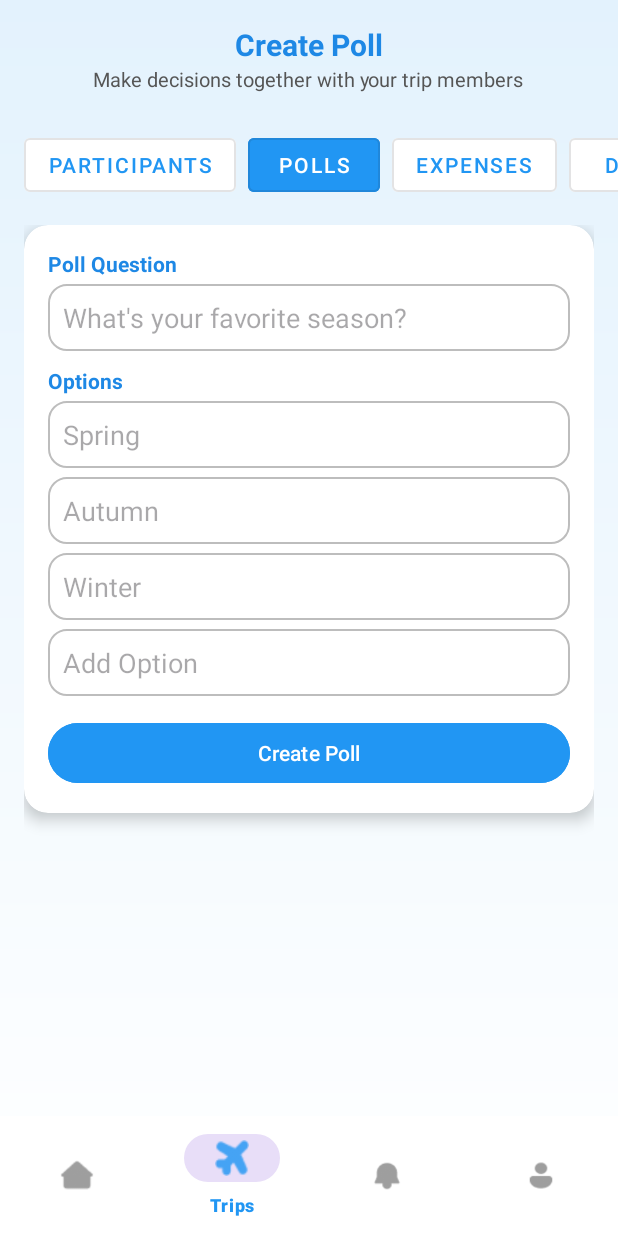
After one commit to giliannerose/TripMate, an Android app built with Jetpack Compose: the CreatePollActivity screen opened directly, with no data from a screen before it, on a phone screen of 412 x 824 dp. The commit adds this screen. Run offline under Robolectric (Android 15) with nearby library versions, the phone set to English and light mode, and no system bars.

Commit message:
added view poll

```diff
--- a/app/src/main/AndroidManifest.xml
+++ b/app/src/main/AndroidManifest.xml
@@ -27,9 +27,7 @@
         <activity android:name=".NotificationsActivity" />
         <activity android:name=".ProfileActivity" />
         <activity android:name=".ExpenseSummaryActivity" />
-
-
-
+        <activity android:name=".CreatePollActivity" />
 
 
         <activity
--- /dev/null
+++ b/app/src/main/java/com/example/tripmate/CreatePollActivity.kt
@@ -0,0 +1,60 @@
+package com.example.tripmate
+
+import android.content.Intent
+import android.os.Bundle
+import android.widget.Button
+import android.widget.Toast
+import androidx.appcompat.app.AppCompatActivity
+import com.google.android.material.bottomnavigation.BottomNavigationView
+
+class CreatePollActivity : AppCompatActivity() {
+    override fun onCreate(savedInstanceState: Bundle?) {
+        super.onCreate(savedInstanceState)
+        setContentView(R.layout.activity_create_poll)
+
+        val btnCreatePoll = findViewById<Button>(R.id.btnCreatePoll)
+        val bottomNav = findViewById<BottomNavigationView>(R.id.bottomNav)
+
+        // Highlight the Trips tab
+        bottomNav.selectedItemId = R.id.nav_create
+
+        btnCreatePoll.setOnClickListener {
+            Toast.makeText(this, "Poll Created!", Toast.LENGTH_SHORT).show()
+        }
+
+        // Top Tabs navigation
+        findViewById<Button>(R.id.tabParticipants).setOnClickListener {
+            Toast.makeText(this, "Participants tab clicked", Toast.LENGTH_SHORT).show()
+        }
+
+        findViewById<Button>(R.id.tabPolls).setOnClickListener {
+            Toast.makeText(this, "You're already on Polls", Toast.LENGTH_SHORT).show()
+        }
+
+        findViewById<Button>(R.id.tabExpenses).setOnClickListener {
+            val intent = Intent(this, ExpenseSummaryActivity::class.java)
+            startActivity(intent)
+        }
+
+        findViewById<Button>(R.id.tabDocs).setOnClickListener {
+            Toast.makeText(this, "Docs tab clicked", Toast.LENGTH_SHORT).show()
+        }
+
+        findViewById<Button>(R.id.tabItinerary).setOnClickListener {
+            val intent = Intent(this, ItineraryActivity::class.java)
+            startActivity(intent)
+        }
+
+        // Bottom Navigation
+        bottomNav.setOnItemSelectedListener { item ->
+            when (item.itemId) {
+                R.id.nav_home -> startActivity(Intent(this, DashboardActivity::class.java))
+                R.id.nav_create -> startActivity(Intent(this, MyTripsActivity::class.java))
+                R.id.nav_notifications -> startActivity(Intent(this, NotificationsActivity::class.java))
+                R.id.nav_profile -> startActivity(Intent(this, ProfileActivity::class.java))
+            }
+            overridePendingTransition(0, 0)
+            true
+        }
+    }
+}
--- a/app/src/main/java/com/example/tripmate/NotificationsActivity.kt
+++ b/app/src/main/java/com/example/tripmate/NotificationsActivity.kt
@@ -19,7 +19,7 @@ class NotificationsActivity : AppCompatActivity() {
         val btnAcknowledge = findViewById<Button>(R.id.btnAcknowledge)
         val bottomNav = findViewById<BottomNavigationView>(R.id.bottomNav)
 
-        // ✅ Confirmation dialog for Accept button
+        // Confirmation dialog for Accept button
         btnAccept.setOnClickListener {
             MaterialAlertDialogBuilder(this)
                 .setTitle("Accept Invitation")
@@ -34,7 +34,7 @@ class NotificationsActivity : AppCompatActivity() {
                 .show()
         }
 
-// ✅ Confirmation dialog for Decline button
+//  Confirmation dialog for Decline button
         btnDecline.setOnClickListener {
             MaterialAlertDialogBuilder(this)
                 .setTitle("Decline Invitation")
@@ -51,7 +51,8 @@ class NotificationsActivity : AppCompatActivity() {
 
 
         btnViewPoll.setOnClickListener {
-            Toast.makeText(this, "Opening Poll...", Toast.LENGTH_SHORT).show()
+            val intent = Intent(this, CreatePollActivity::class.java)
+            startActivity(intent)
         }
 
         btnViewExpenses.setOnClickListener {
--- /dev/null
+++ b/app/src/main/res/drawable/rounded_edittext_bg.xml
@@ -0,0 +1,22 @@
+<?xml version="1.0" encoding="utf-8"?>
+<shape xmlns:android="http://schemas.android.com/apk/res/android"
+    android:shape="rectangle">
+
+    <!-- Rounded corners -->
+    <corners android:radius="12dp" />
+
+    <!-- Background color -->
+    <solid android:color="#FFFFFF" />
+
+    <!-- Soft border line -->
+    <stroke
+        android:width="1dp"
+        android:color="#BDBDBD" />
+
+    <!-- Add inner padding (optional) -->
+    <padding
+        android:left="10dp"
+        android:top="6dp"
+        android:right="10dp"
+        android:bottom="6dp" />
+</shape>
--- /dev/null
+++ b/app/src/main/res/layout/activity_create_poll.xml
@@ -0,0 +1,216 @@
+<?xml version="1.0" encoding="utf-8"?>
+<androidx.constraintlayout.widget.ConstraintLayout
+    xmlns:android="http://schemas.android.com/apk/res/android"
+    xmlns:app="http://schemas.android.com/apk/res-auto"
+    xmlns:tools="http://schemas.android.com/tools"
+    android:layout_width="match_parent"
+    android:layout_height="match_parent"
+    android:background="@drawable/bg_gradient"
+    tools:context=".CreatePollActivity">
+
+    <!-- Header -->
+    <LinearLayout
+        android:id="@+id/headerSection"
+        android:layout_width="match_parent"
+        android:layout_height="wrap_content"
+        android:orientation="vertical"
+        android:gravity="center_horizontal"
+        android:padding="16dp"
+        app:layout_constraintTop_toTopOf="parent">
+
+        <TextView
+            android:layout_width="wrap_content"
+            android:layout_height="wrap_content"
+            android:text="Create Poll"
+            android:textColor="#1E88E5"
+            android:textStyle="bold"
+            android:textSize="20sp"/>
+
+        <TextView
+            android:layout_width="wrap_content"
+            android:layout_height="wrap_content"
+            android:text="Make decisions together with your trip members"
+            android:textColor="#555555"
+            android:textSize="13sp"/>
+    </LinearLayout>
+
+    <!-- Tabs (consistent with all TripMate pages) -->
+    <HorizontalScrollView
+        android:id="@+id/tabScroll"
+        android:layout_width="match_parent"
+        android:layout_height="wrap_content"
+        android:layout_marginTop="8dp"
+        android:scrollbars="none"
+        app:layout_constraintTop_toBottomOf="@id/headerSection">
+
+        <LinearLayout
+            android:layout_width="wrap_content"
+            android:layout_height="wrap_content"
+            android:orientation="horizontal"
+            android:paddingHorizontal="16dp">
+
+            <Button
+                android:id="@+id/tabParticipants"
+                android:layout_width="wrap_content"
+                android:layout_height="wrap_content"
+                android:text="Participants"
+                style="@style/Widget.MaterialComponents.Button.OutlinedButton"
+                android:textColor="#2196F3"
+                android:backgroundTint="#FFFFFF"
+                android:layout_marginEnd="8dp"/>
+
+            <Button
+                android:id="@+id/tabPolls"
+                android:layout_width="wrap_content"
+                android:layout_height="wrap_content"
+                android:text="Polls"
+                style="@style/Widget.MaterialComponents.Button.OutlinedButton"
+                android:textColor="#FFFFFF"
+                android:backgroundTint="#2196F3"
+                android:layout_marginEnd="8dp"/>
+
+            <Button
+                android:id="@+id/tabExpenses"
+                android:layout_width="wrap_content"
+                android:layout_height="wrap_content"
+                android:text="Expenses"
+                style="@style/Widget.MaterialComponents.Button.OutlinedButton"
+                android:textColor="#2196F3"
+                android:backgroundTint="#FFFFFF"
+                android:layout_marginEnd="8dp"/>
+
+            <Button
+                android:id="@+id/tabDocs"
+                android:layout_width="wrap_content"
+                android:layout_height="wrap_content"
+                android:text="Docs"
+                style="@style/Widget.MaterialComponents.Button.OutlinedButton"
+                android:textColor="#2196F3"
+                android:backgroundTint="#FFFFFF"
+                android:layout_marginEnd="8dp"/>
+
+            <Button
+                android:id="@+id/tabItinerary"
+                android:layout_width="wrap_content"
+                android:layout_height="wrap_content"
+                android:text="Itinerary"
+                style="@style/Widget.MaterialComponents.Button.OutlinedButton"
+                android:textColor="#2196F3"
+                android:backgroundTint="#FFFFFF"/>
+        </LinearLayout>
+    </HorizontalScrollView>
+
+    <!-- Scrollable Poll Cards -->
+    <ScrollView
+        android:id="@+id/scrollPolls"
+        android:layout_width="0dp"
+        android:layout_height="0dp"
+        app:layout_constraintTop_toBottomOf="@id/tabScroll"
+        app:layout_constraintBottom_toTopOf="@id/bottomNav"
+        app:layout_constraintStart_toStartOf="parent"
+        app:layout_constraintEnd_toEndOf="parent"
+        android:padding="16dp">
+
+        <LinearLayout
+            android:layout_width="match_parent"
+            android:layout_height="wrap_content"
+            android:orientation="vertical">
+
+            <!-- Poll Card Template -->
+            <androidx.cardview.widget.CardView
+                android:layout_width="match_parent"
+                android:layout_height="wrap_content"
+                android:layout_marginBottom="16dp"
+                app:cardCornerRadius="16dp"
+                app:cardElevation="6dp"
+                android:backgroundTint="#FFFFFF">
+
+                <LinearLayout
+                    android:layout_width="match_parent"
+                    android:layout_height="wrap_content"
+                    android:orientation="vertical"
+                    android:padding="16dp">
+
+                    <TextView
+                        android:layout_width="wrap_content"
+                        android:layout_height="wrap_content"
+                        android:text="Poll Question"
+                        android:textColor="#1E88E5"
+                        android:textStyle="bold"
+                        android:layout_marginBottom="4dp"/>
+
+                    <EditText
+                        android:id="@+id/etPollQuestion"
+                        android:layout_width="match_parent"
+                        android:layout_height="wrap_content"
+                        android:hint="What's your favorite season?"
+                        android:background="@drawable/rounded_edittext_bg"
+                        android:padding="10dp"/>
+
+                    <TextView
+                        android:layout_width="wrap_content"
+                        android:layout_height="wrap_content"
+                        android:text="Options"
+                        android:textColor="#1E88E5"
+                        android:textStyle="bold"
+                        android:layout_marginTop="10dp"
+                        android:layout_marginBottom="4dp"/>
+
+                    <EditText
+                        android:layout_width="match_parent"
+                        android:layout_height="wrap_content"
+                        android:hint="Spring"
+                        android:background="@drawable/rounded_edittext_bg"
+                        android:padding="10dp"
+                        android:layout_marginBottom="6dp"/>
+
+                    <EditText
+                        android:layout_width="match_parent"
+                        android:layout_height="wrap_content"
+                        android:hint="Autumn"
+                        android:background="@drawable/rounded_edittext_bg"
+                        android:padding="10dp"
+                        android:layout_marginBottom="6dp"/>
+
+                    <EditText
+                        android:layout_width="match_parent"
+                        android:layout_height="wrap_content"
+                        android:hint="Winter"
+                        android:background="@drawable/rounded_edittext_bg"
+                        android:padding="10dp"
+                        android:layout_marginBottom="6dp"/>
+
+                    <EditText
+                        android:layout_width="match_parent"
+                        android:layout_height="wrap_content"
+                        android:hint="Add Option"
+                        android:background="@drawable/rounded_edittext_bg"
+                        android:padding="10dp"
+                        android:layout_marginBottom="10dp"/>
+
+                    <Button
+                        android:id="@+id/btnCreatePoll"
+                        android:layout_width="match_parent"
+                        android:layout_height="wrap_content"
+                        android:text="Create Poll"
+                        android:textColor="#FFFFFF"
+                        android:backgroundTint="#2196F3"
+                        android:layout_marginTop="4dp"/>
+                </LinearLayout>
+            </androidx.cardview.widget.CardView>
+        </LinearLayout>
+    </ScrollView>
+
+    <!-- Bottom Navigation -->
+    <com.google.android.material.bottomnavigation.BottomNavigationView
+        android:id="@+id/bottomNav"
+        android:layout_width="0dp"
+        android:layout_height="wrap_content"
+        android:background="#FFFFFF"
+        app:itemIconTint="@color/nav_item_selector"
+        app:itemTextColor="@color/nav_item_selector"
+        app:menu="@menu/bottom_nav_menu"
+        app:layout_constraintBottom_toBottomOf="parent"
+        app:layout_constraintStart_toStartOf="parent"
+        app:layout_constraintEnd_toEndOf="parent"/>
+</androidx.constraintlayout.widget.ConstraintLayout>
```
